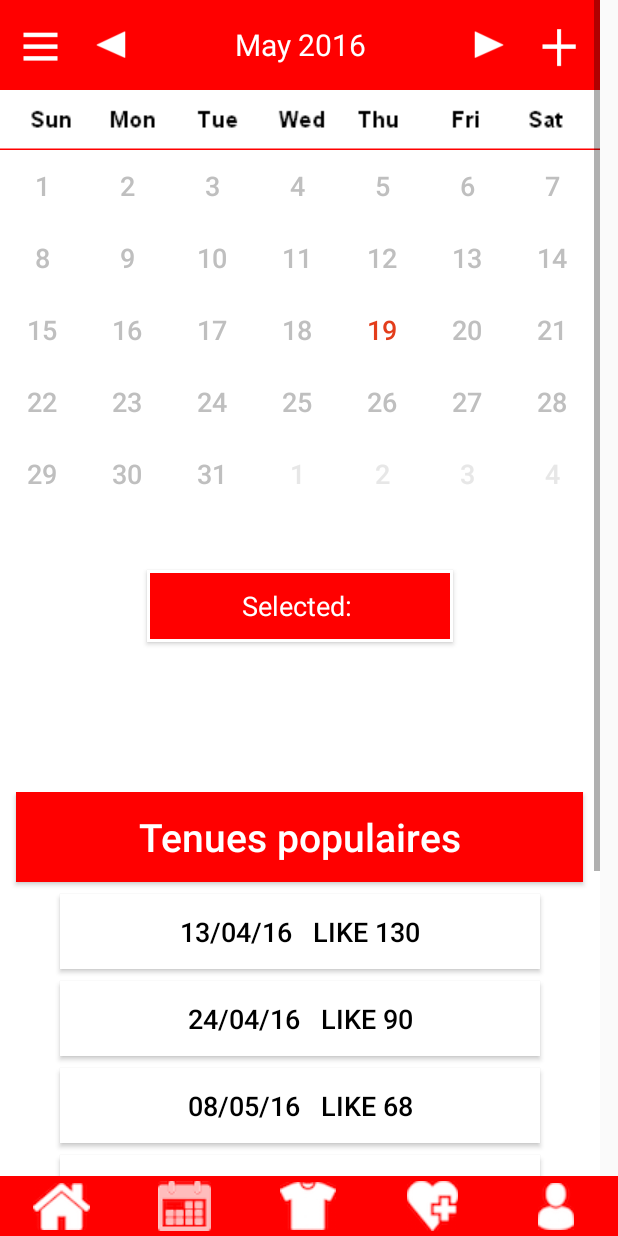
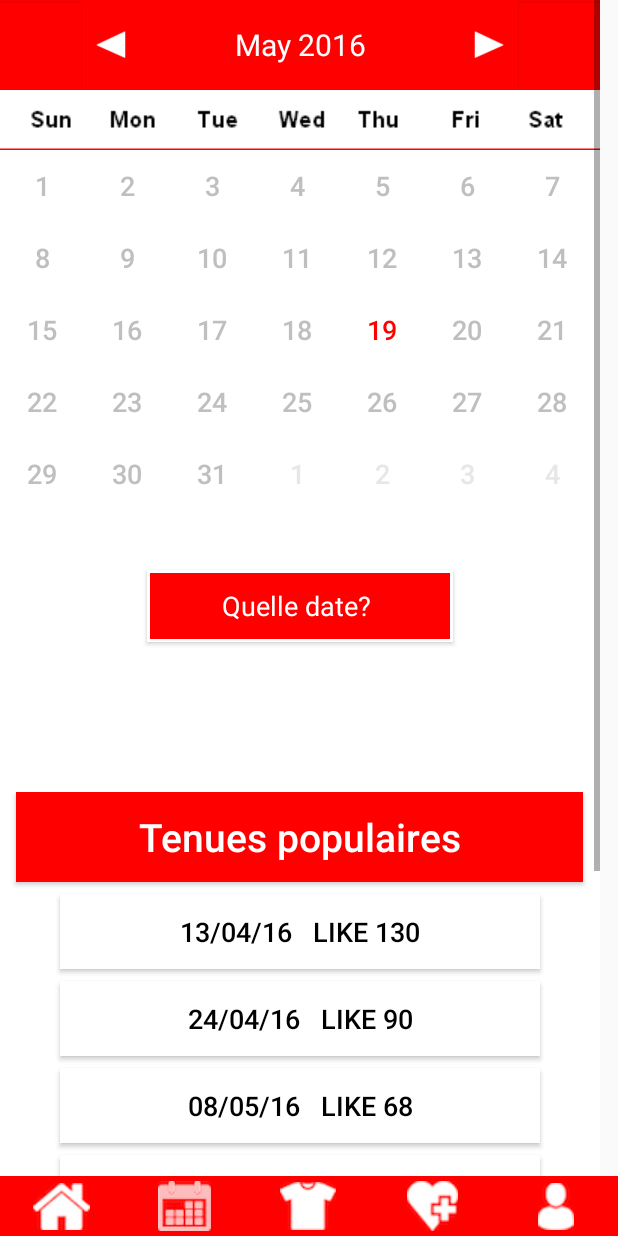
Before and after one commit to mbakkali/tendance, an Android app: the CalendarActivity screen opened directly, with no data from a screen before it, on a phone screen of 412 x 824 dp. Run offline under Robolectric (Android 15) with nearby library versions, the light colour scheme and no system bars.

```diff
--- a/Tendance/app/src/main/java/insa/tc/tendance/CalendarActivity.java
+++ b/Tendance/app/src/main/java/insa/tc/tendance/CalendarActivity.java
@@ -115,7 +115,7 @@ public class CalendarActivity extends Activity implements OnClickListener {
 
         selectedDayMonthYearButton = (Button) this
                 .findViewById(R.id.selectedDayMonthYear);
-        selectedDayMonthYearButton.setText("Selected: ");
+        selectedDayMonthYearButton.setText("Quelle date? ");
 
         prevMonth = (ImageView) this.findViewById(R.id.prevMonth);
         prevMonth.setOnClickListener(this);
@@ -426,7 +426,7 @@ public class CalendarActivity extends Activity implements OnClickListener {
                         R.color.lightgray02));
             }
             if (day_color[1].equals("BLUE")) {
-                gridcell.setTextColor(getResources().getColor(R.color.orrange));
+                gridcell.setTextColor(getResources().getColor(R.color.rouge));
             }
             return row;
         }
@@ -434,7 +434,7 @@ public class CalendarActivity extends Activity implements OnClickListener {
         @Override
         public void onClick(View view) {
             String date_month_year = (String) view.getTag();
-            selectedDayMonthYearButton.setText("Selected: " + date_month_year);
+            selectedDayMonthYearButton.setText(" " + date_month_year);
             Log.e("Selected date", date_month_year);
             try {
                 Date parsedDate = dateFormatter.parse(date_month_year);
--- a/Tendance/app/src/main/res/layout/calendar.xml
+++ b/Tendance/app/src/main/res/layout/calendar.xml
@@ -94,7 +94,7 @@
                     android:id="@+id/settings"
                     android:layout_width="54sp"
                     android:layout_height="60sp"
-                    android:background="@drawable/menu" />
+                    android:background="@color/rouge"/>
 
                 <ImageView
                     android:id="@+id/prevMonth"
@@ -130,7 +130,7 @@
                     android:id="@+id/addEvent"
                     android:layout_width="54sp"
                     android:layout_height="60sp"
-                    android:background="@drawable/plusadd" />
+                    android:background="@color/rouge" />
             </LinearLayout>
 
             <LinearLayout
--- a/Tendance/app/src/main/res/layout/personnel.xml
+++ b/Tendance/app/src/main/res/layout/personnel.xml
@@ -58,7 +58,7 @@
     </LinearLayout>
 
     <ScrollView
-        android:layout_width="wrap_content"
+        android:layout_width="match_parent"
         android:layout_height="wrap_content"
         android:id="@+id/scrollView"
         android:layout_alignParentEnd="true"
```
Also changed, not shown: 3 other files.
